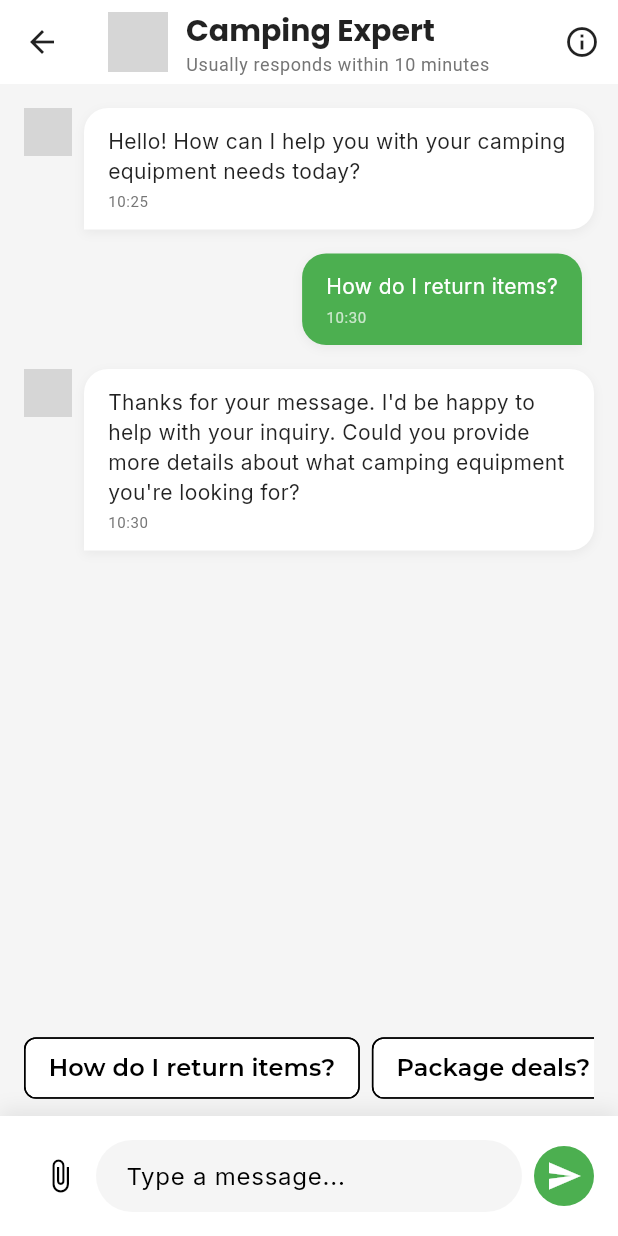
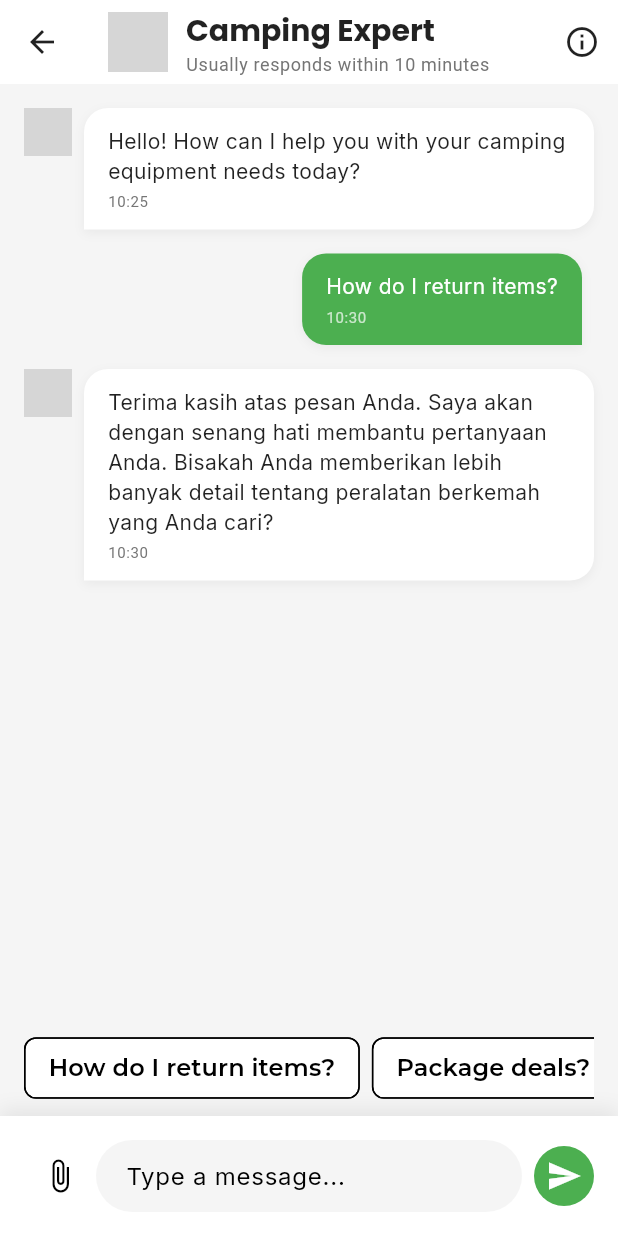
Before and after one commit to frzxw/quiz_provis_c1_2025, a Flutter app: the ChatScreen screen opened directly, after a tap on "How do I return items?", on a phone screen of 412 x 824 dp. Run offline on Flutter 3.47's test engine with Material 3 defaults, Android fonts, the light colour scheme and no system bars; our stand-ins replace google_fonts; grey boxes are pictures that could not be loaded.

Commit message:
translate auto-response messages in chat screen to Indonesian

```diff
--- a/lib/screens/chat_screen.dart
+++ b/lib/screens/chat_screen.dart
@@ -59,30 +59,30 @@ class _ChatScreenState extends State<ChatScreen> {
   String _getAutoResponse(String message) {
     message = message.toLowerCase();
 
-    if (message.contains('tent') || message.contains('camping')) {
-      return 'We have a variety of tents available for rent! Our most popular is the Premium Camping Tent which can fit 4 people comfortably. Would you like more information about it?';
-    } else if (message.contains('sleeping') || message.contains('bag')) {
-      return 'Our sleeping bags are rated for different temperatures. For summer camping, I recommend our Ultralight Sleeping Bag. For colder weather, you might want to check out our Winter Sleeping Bag.';
-    } else if (message.contains('price') ||
-        message.contains('cost') ||
-        message.contains('how much')) {
-      return 'Our rental prices vary depending on the item and rental duration. Most tents range from \$25-\$45 per day, with discounts for longer rentals. Is there a specific item you\'re interested in?';
-    } else if (message.contains('hello') ||
+    if (message.contains('tenda') || message.contains('berkemah')) {
+      return 'Kami memiliki berbagai macam tenda yang tersedia untuk disewa! Yang paling populer adalah Tenda Camping Premium yang dapat menampung 4 orang dengan nyaman. Apakah Anda ingin informasi lebih lanjut tentang itu?';
+    } else if (message.contains('tidur') || message.contains('kantong tidur')) {
+      return 'Kantong tidur kami memiliki rating untuk berbagai suhu. Untuk berkemah di musim panas, saya merekomendasikan Kantong Tidur Ultralight kami. Untuk cuaca yang lebih dingin, Anda mungkin ingin memeriksa Kantong Tidur Musim Dingin kami.';
+    } else if (message.contains('harga') ||
+        message.contains('biaya') ||
+        message.contains('berapa')) {
+      return 'Harga sewa kami bervariasi tergantung pada item dan durasi sewa. Sebagian besar tenda berkisar dari IDR 25-IDR 45 per hari, dengan diskon untuk sewa lebih lama. Apakah ada item tertentu yang Anda minati?';
+    } else if (message.contains('halo') ||
         message.contains('hi') ||
-        message.contains('hey')) {
-      return 'Hi there! How can I assist you with your camping equipment needs today?';
-    } else if (message.contains('thank')) {
-      return 'You\'re welcome! Feel free to ask if you have any other questions.';
-    } else if (message.contains('return') || message.contains('late')) {
-      return 'For returns, you can visit our store during business hours or schedule a pickup. Late returns are subject to additional fees. Would you like me to help you schedule a return?';
-    } else if (message.contains('damage') || message.contains('broken')) {
-      return 'If equipment is damaged, please let us know as soon as possible. Minor wear and tear is expected, but significant damage may incur repair costs. We recommend taking photos of any pre-existing damage when you receive the items.';
-    } else if (message.contains('package') || message.contains('bundle')) {
-      return 'We offer several camping packages that include everything you need for your trip at a discounted price. Our Weekend Camping Package is popular for short trips, while the Family Camping Bundle is great for larger groups. Would you like details on a specific package?';
-    } else if (message.contains('delivery') || message.contains('pickup')) {
-      return 'We offer both pickup at our store and delivery options. Delivery is available within a 30-mile radius for a \$10 fee. Would you like to schedule a delivery or pickup?';
+        message.contains('hei')) {
+      return 'Halo! Bagaimana saya bisa membantu Anda dengan kebutuhan peralatan berkemah Anda hari ini?';
+    } else if (message.contains('terima kasih')) {
+      return 'Sama-sama! Jangan ragu untuk bertanya jika Anda memiliki pertanyaan lain.';
+    } else if (message.contains('kembali') || message.contains('terlambat')) {
+      return 'Untuk pengembalian, Anda dapat mengunjungi toko kami selama jam kerja atau menjadwalkan penjemputan. Pengembalian terlambat dikenakan biaya tambahan. Apakah Anda ingin saya membantu Anda menjadwalkan pengembalian?';
+    } else if (message.contains('kerusakan') || message.contains('rusak')) {
+      return 'Jika peralatan rusak, harap beri tahu kami sesegera mungkin. Kerusakan kecil diharapkan, tetapi kerusakan signifikan mungkin dikenakan biaya perbaikan. Kami merekomendasikan mengambil foto kerusakan yang ada saat Anda menerima barang.';
+    } else if (message.contains('paket') || message.contains('bundel')) {
+      return 'Kami menawarkan beberapa paket berkemah yang mencakup semua yang Anda butuhkan untuk perjalanan Anda dengan harga diskon. Paket Camping Akhir Pekan kami populer untuk perjalanan singkat, sementara Bundel Camping Keluarga sangat cocok untuk kelompok yang lebih besar. Apakah Anda ingin detail tentang paket tertentu?';
+    } else if (message.contains('pengiriman') || message.contains('penjemputan')) {
+      return 'Kami menawarkan opsi penjemputan di toko kami dan pengiriman. Pengiriman tersedia dalam radius 30 mil dengan biaya IDR 10. Apakah Anda ingin menjadwalkan pengiriman atau penjemputan?';
     } else {
-      return 'Thanks for your message. I\'d be happy to help with your inquiry. Could you provide more details about what camping equipment you\'re looking for?';
+      return 'Terima kasih atas pesan Anda. Saya akan dengan senang hati membantu pertanyaan Anda. Bisakah Anda memberikan lebih banyak detail tentang peralatan berkemah yang Anda cari?';
     }
   }
 
```
